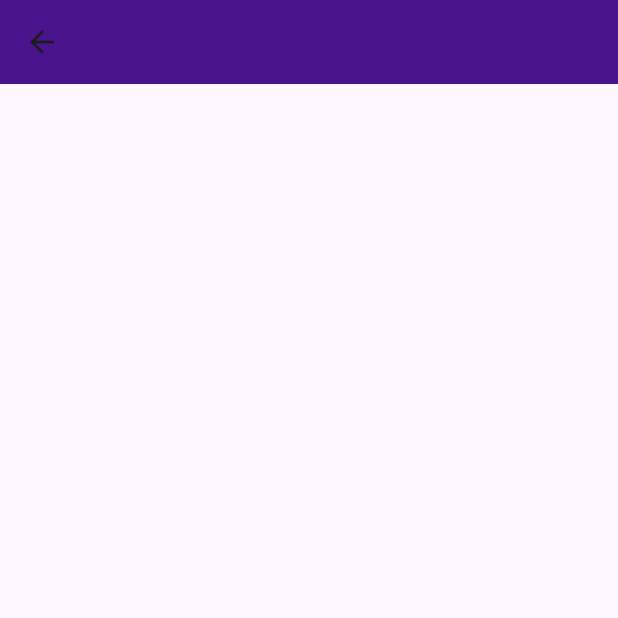
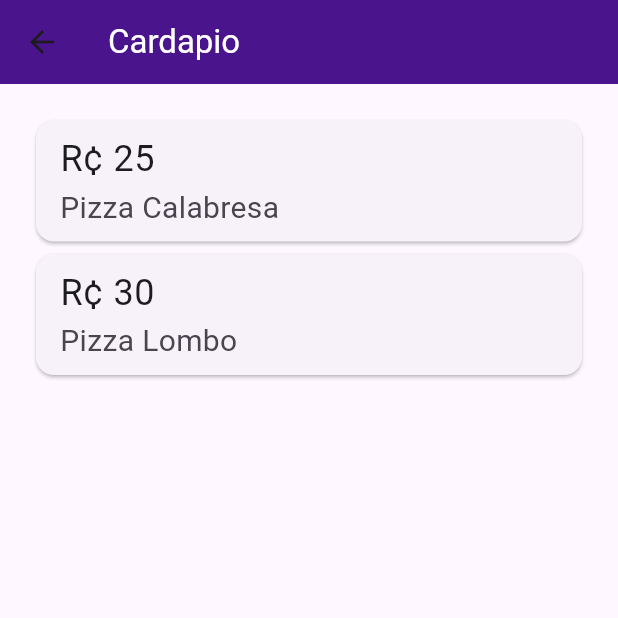
Before and after one commit to JV4F/flutter_app_Cardapio, a Flutter app: the CardapioView screen opened by its route, on a phone screen of 412 x 824 dp, the top half of it. Run offline on Flutter 3.47's test engine with Material 3 defaults, Android fonts, the phone set to English and light mode, and no system bars; our stand-ins replace device_preview.

Commit message:
Cardapio

```diff
--- /dev/null
+++ b/lib/model/produto.dart
@@ -0,0 +1,24 @@
+class Produto {
+
+  //Atriburtos
+  final String precoProd;
+  final String nomeProd;
+  final String fotoProd;
+
+  //Construtor
+  Produto(this.precoProd, this.nomeProd, this.fotoProd);
+
+  //Geração de dados pra teste
+
+  static List<Produto> gerardados(){
+    List<Produto> cardapio = [];
+    cardapio.add(Produto("R¢ 25", "Pizza Calabresa", "lib/image/pizzacalabresa.jpg"));
+    cardapio.add(Produto("R¢ 30", "Pizza Lombo", "lib/image/pizzacalabresa.jpg"));
+
+    return cardapio;
+  }
+
+
+
+
+}
--- a/lib/view/cardapio_view.dart
+++ b/lib/view/cardapio_view.dart
@@ -1,6 +1,7 @@
 // ignore_for_file: prefer_const_constructors
 
 import 'package:flutter/material.dart';
+import 'package:flutter_app08/model/produto.dart';
 
 class CardapioView extends StatefulWidget {
   const CardapioView({super.key});
@@ -10,14 +11,61 @@ class CardapioView extends StatefulWidget {
 }
 
 class _CardapioViewState extends State<CardapioView> {
+
+  //Atributo
+  var cardapio = [];
+
+   @override
+  void initState(){
+   cardapio = Produto.gerardados();
+    super.initState();
+  }
+
   @override
   Widget build(BuildContext context) {
     return Scaffold(
-
       appBar: AppBar(
         backgroundColor: Colors.purple.shade900,
+        title: Text(
+          "Cardapio",
+          style: TextStyle(color: Colors.white),
+          ),
       ),
 
+      body: Padding(
+        padding: EdgeInsets.all(20),
+        child: ListView.builder(
+          itemCount: cardapio.length,
+          itemBuilder: (context, index){
+
+            return Card(
+
+              child: ListTile(
+
+                title: Text(
+                  cardapio[index].precoProd,
+                  style: TextStyle(
+                    fontSize: 24
+                  ),
+                ),
+
+                subtitle: Text(
+                  cardapio[index].nomeProd,
+                  style: TextStyle(
+                    fontSize: 20,
+                    fontStyle: FontStyle.normal,
+                  ),
+                ),
+
+
+              ),
+            );
+          }
+        ),
+      ),
     );
+
+
   }
+
 }
--- a/lib/view/homepage_view.dart
+++ b/lib/view/homepage_view.dart
@@ -1,4 +1,4 @@
-// ignore_for_file: prefer_const_constructors
+// ignore_for_file: prefer_const_constructors, prefer_const_literals_to_create_immutables
 
 import 'package:flutter/material.dart';
 
@@ -25,18 +25,26 @@ class _HomePageViewState extends State<HomePageView> {
         //Barra De Cima
         appBar: AppBar(
             backgroundColor: Colors.purple.shade900,
-            title: Text(
+            title: Row(
+              children: [
+
+                Text(
                   'Home Page',
                  style: TextStyle(color: Colors.white),
                 ),
 
-           //Icone barra cima
-           leading: Icon(
+                SizedBox(width: 180), // Espaçamento entre o Text e o Icon
+
+                //Icone do AppBar
+                 Icon(
                   Icons.restaurant_outlined,
                   color: Colors.white,
                   size: 30,
                 ),
-            //Fim Icone barra cima
+                //Fim Icon AppBar
+
+              ],
+            ),
           ),
           //Fim barra cima
 
--- a/pubspec.yaml
+++ b/pubspec.yaml
@@ -18,3 +18,5 @@ dev_dependencies:
 
 flutter:
   uses-material-design: true
+  assets:
+    - lib/image/
```
Also changed, not shown: lib/image/pizzacalabresa.jpg (added). Lines whose indentation alone changed are shown as unchanged.
